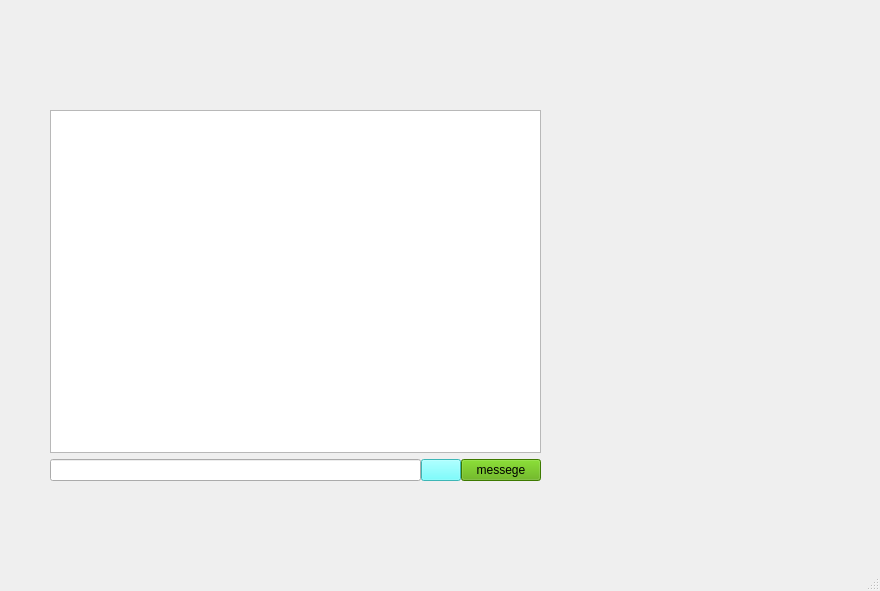
Above: entername2/server.ui from Parsa20231401/FAZE1.0 before the change. Below: the same form after it.
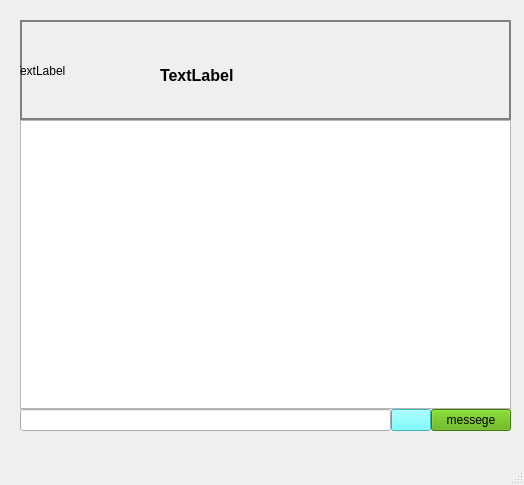
That is the form after the change. Icons and pictures are not drawn.

The edit to the form file:
```diff
--- a/entername2/server.ui
+++ b/entername2/server.ui
@@ -6,8 +6,8 @@
    <rect>
     <x>0</x>
     <y>0</y>
-    <width>880</width>
-    <height>591</height>
+    <width>524</width>
+    <height>485</height>
    </rect>
   </property>
   <property name="windowTitle">
@@ -20,13 +20,71 @@
    <widget class="QWidget" name="verticalLayoutWidget">
     <property name="geometry">
      <rect>
-      <x>50</x>
-      <y>110</y>
+      <x>20</x>
+      <y>20</y>
       <width>491</width>
-      <height>371</height>
+      <height>411</height>
      </rect>
     </property>
     <layout class="QVBoxLayout" name="verticalLayout">
+     <property name="spacing">
+      <number>0</number>
+     </property>
+     <item>
+      <widget class="QGroupBox" name="groupBox">
+       <property name="minimumSize">
+        <size>
+         <width>0</width>
+         <height>100</height>
+        </size>
+       </property>
+       <property name="styleSheet">
+        <string notr="true">border: 2px solid gray;</string>
+       </property>
+       <property name="title">
+        <string/>
+       </property>
+       <widget class="QLabel" name="profile">
+        <property name="geometry">
+         <rect>
+          <x>-6</x>
+          <y>-5</y>
+          <width>121</width>
+          <height>111</height>
+         </rect>
+        </property>
+        <property name="styleSheet">
+         <string notr="true">border: 2px white;</string>
+        </property>
+        <property name="text">
+         <string>TextLabel</string>
+        </property>
+       </widget>
+       <widget class="QLabel" name="name">
+        <property name="geometry">
+         <rect>
+          <x>140</x>
+          <y>30</y>
+          <width>271</width>
+          <height>51</height>
+         </rect>
+        </property>
+        <property name="font">
+         <font>
+          <pointsize>12</pointsize>
+          <weight>75</weight>
+          <bold>true</bold>
+         </font>
+        </property>
+        <property name="styleSheet">
+         <string notr="true">border: 2px white;</string>
+        </property>
+        <property name="text">
+         <string>TextLabel</string>
+        </property>
+       </widget>
+      </widget>
+     </item>
      <item>
       <widget class="QListWidget" name="listWidget">
        <property name="styleSheet">
```
Left out of the diff: 2 changed lines with no effect on the pictures.
